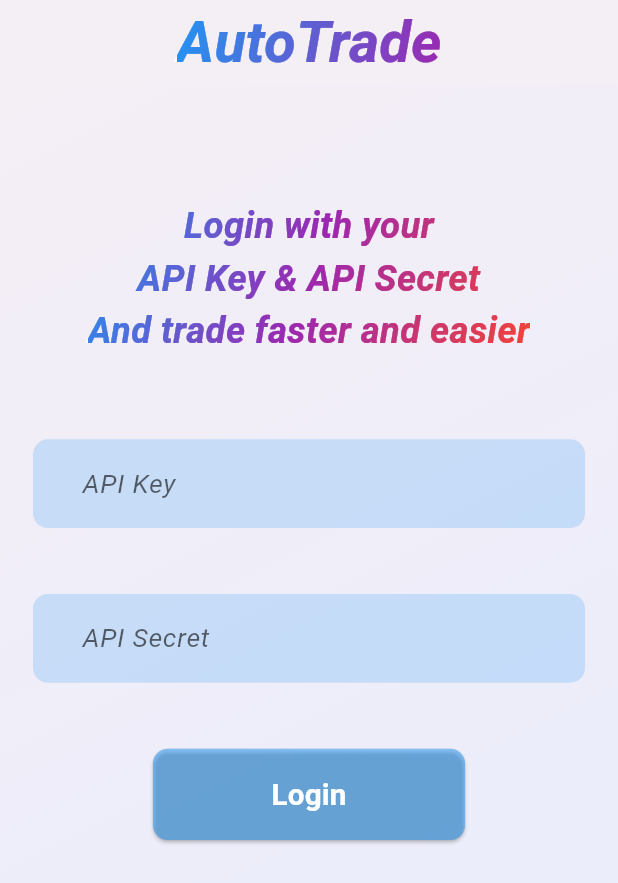
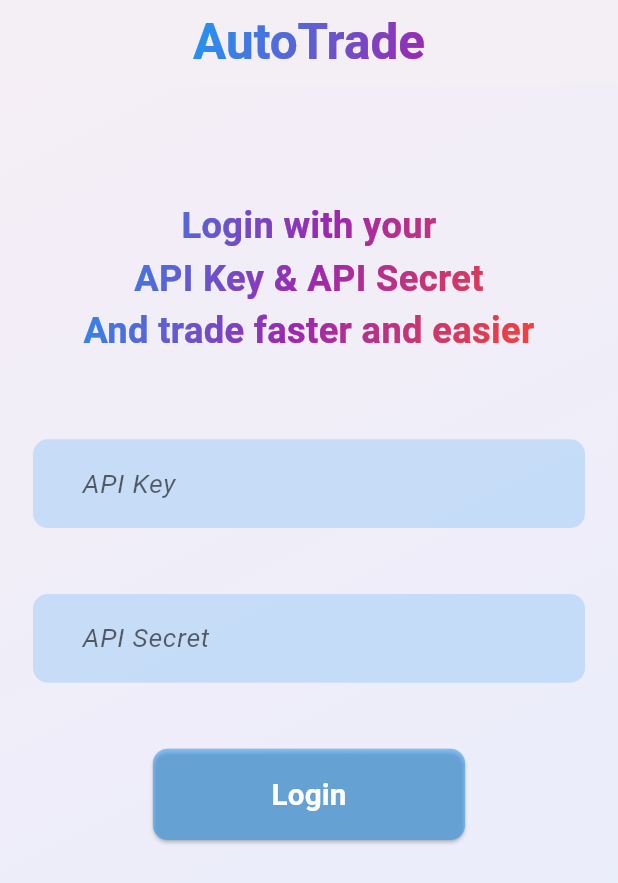
Before and after one commit to makrem7/auto-trade, a Flutter app: the screen it shows after launch, on a phone screen of 412 x 824 dp. Shown: the top 883 px of the screen. Run offline on Flutter 3.47's test engine with Material 3 defaults, Android fonts, the phone set to English and light mode, and no system bars; our stand-ins replace shared_preferences; Roboto replaces fonts that are missing (CoolFont).

Commit message:
adjust responsivness on web

```diff
--- a/lib/pages/login_page.dart
+++ b/lib/pages/login_page.dart
@@ -3,6 +3,7 @@ import 'package:flutter/material.dart';
 import 'package:autotrade/services/login_service.dart';
 import 'package:shared_preferences/shared_preferences.dart';
 import 'package:http/http.dart' as http;
+import 'package:flutter/foundation.dart' show kIsWeb;
 
 class LoginPage extends StatefulWidget {
   const LoginPage({super.key});
@@ -89,8 +90,8 @@ class _LoginPageState extends State<LoginPage> {
 
   @override
   Widget build(BuildContext context) {
-    final double screenWidth = MediaQuery.of(context).size.width;
     final double screenHeight = MediaQuery.of(context).size.height;
+    final double screenWidth = kIsWeb? screenHeight/2 : MediaQuery.of(context).size.width;
 
     double fontSize(double size) {
       return size * screenWidth / 375; // Assuming 375 is the base width
@@ -100,7 +101,10 @@ class _LoginPageState extends State<LoginPage> {
       return size * screenWidth / 375;
     }
 
-    return Scaffold(
+    return Center(
+      child: SizedBox(
+        width:screenWidth,
+        child: Scaffold(
           appBar: AppBar(
             backgroundColor: Colors.grey.withOpacity(0.1),
             title: Center(
@@ -112,8 +116,7 @@ class _LoginPageState extends State<LoginPage> {
                   end: Alignment.bottomRight,
                 ),
                 style: TextStyle(
-              fontSize: fontSize(35),
-              fontFamily: 'CoolFont',
+                  fontSize: fontSize(30),
                   fontWeight: FontWeight.bold,
                 ),
                 textAlign: TextAlign.center,
@@ -153,6 +156,7 @@ class _LoginPageState extends State<LoginPage> {
                       ),
                     ),
                   ),
+                  // SizedBox(height: paddingSize(180)),
                   Container(
                     padding: EdgeInsets.symmetric(horizontal: paddingSize(30)),
                     decoration: BoxDecoration(
@@ -207,6 +211,8 @@ class _LoginPageState extends State<LoginPage> {
 
             ),
           ),
+        ),
+      ),
     );
   }
 }
@@ -235,7 +241,7 @@ class GradientText extends StatelessWidget {
       child: Text(
         text,
         textAlign: textAlign,
-        style: style.copyWith(color: Colors.white, fontStyle: FontStyle.italic),
+        style: style.copyWith(color: Colors.white, fontStyle: FontStyle.normal),
       ),
     );
   }
```
Also changed, not shown: lib/pages/assets_page.dart (+9 -2 lines), lib/pages/trade_page.dart (+9 -3 lines), 2 other files. Lines whose indentation alone changed are shown as unchanged.
